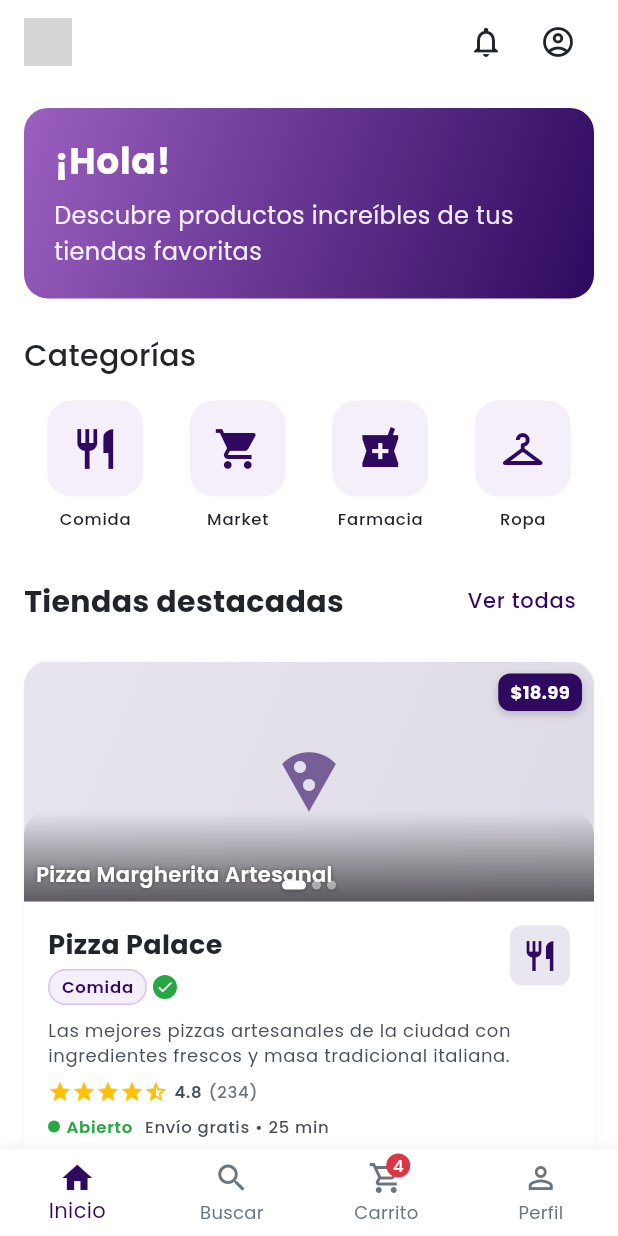
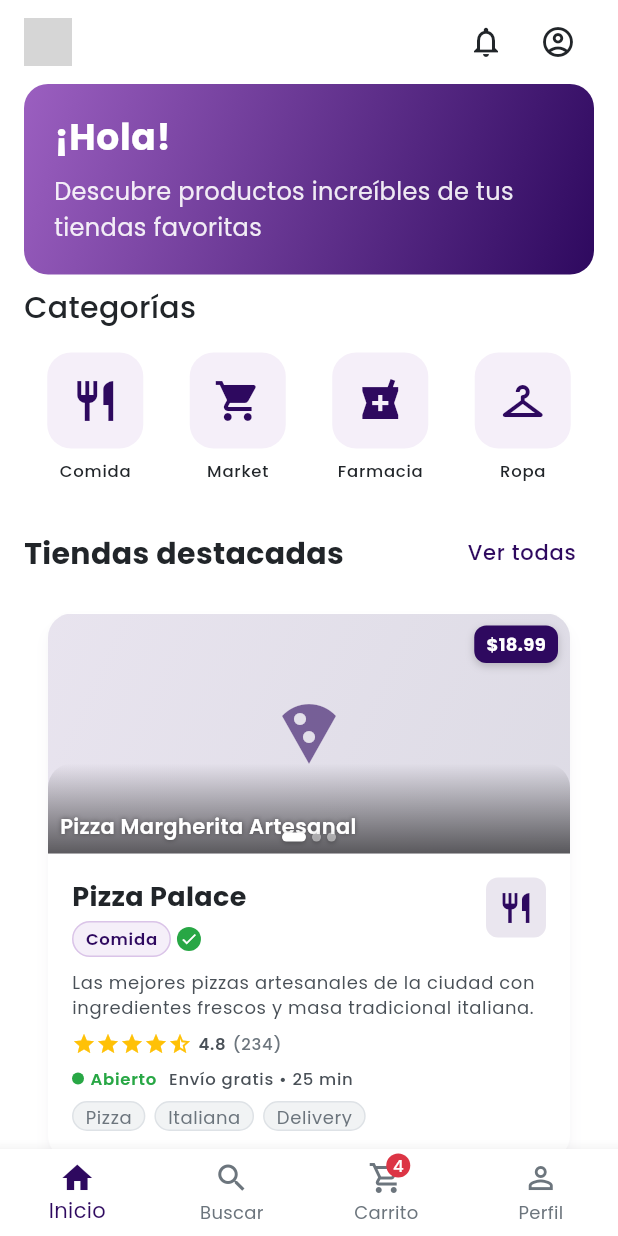
Before and after one commit to OriD-19/vendly_customers, a Flutter app: the HomeScreen screen opened by its route, on a phone screen of 412 x 824 dp. Run offline on Flutter 3.47's test engine with Material 3 defaults, Android fonts, the phone set to English and light mode, and no system bars; our stand-ins replace flutter_riverpod, flutter_svg, go_router, google_fonts; network calls fail; grey boxes are pictures that could not be loaded.

Commit message:
fix: improved layout and look for the application

```diff
--- a/lib/core/router/app_router.dart
+++ b/lib/core/router/app_router.dart
@@ -30,43 +30,33 @@ class AppRouter {
     initialLocation: login,
     debugLogDiagnostics: true,
     onException: (context, state, router) {
-      // Navigate to home as fallback
+      // navigate to home as fallback
       router.go(home);
     },
     routes: [
-      // Authentication Routes
+      // authentication routes
       GoRoute(path: login, builder: (context, state) => const LoginScreen()),
       GoRoute(
         path: register,
         builder: (context, state) => const RegisterScreen(),
       ),
 
-      // Onboarding Route
+      // onboarding route
       GoRoute(
         path: onboarding,
         builder: (context, state) => const OnboardingScreen(),
       ),
 
-      // Debug test route
+      // debug test route
       GoRoute(
         path: '/test',
         builder: (context, state) => Scaffold(
           appBar: AppBar(title: const Text('Test Route')),
-          body: const Center(
-            child: Text('Test route works!'),
-          ),
+          body: const Center(child: Text('Test route works!')),
         ),
       ),
 
-
-
-      // Cart route (outside shell for direct access)
-      GoRoute(
-        path: cart,
-        builder: (context, state) => const CartScreen(),
-      ),
-
-      // Checkout routes
+      // checkout routes
       GoRoute(
         path: '/checkout',
         builder: (context, state) {
@@ -82,7 +72,7 @@ class AppRouter {
         ],
       ),
 
-      // Main App Shell with Bottom Navigation
+      // main app shell with bottom navigation
       ShellRoute(
         builder: (context, state, child) {
           return MainScaffold(child: child);
@@ -97,10 +87,12 @@ class AppRouter {
             path: orders,
             builder: (context, state) => const OrdersScreen(),
           ),
+          // cart route
+          GoRoute(path: cart, builder: (context, state) => const CartScreen()),
         ],
       ),
 
-      // Store Detail Route (outside shell for proper navigation stack)
+      // store detail route (outside shell for proper navigation stack)
       GoRoute(
         name: 'store-detail',
         path: '/store/:storeId',
--- a/lib/features/cart/screens/cart_screen.dart
+++ b/lib/features/cart/screens/cart_screen.dart
@@ -87,7 +87,7 @@ class _CartScreenState extends State<CartScreen> {
         elevation: 0,
         leading: IconButton(
           icon: Icon(
-            Icons.arrow_back_ios,
+            Icons.arrow_back,
             color: AppColors.russianViolet,
           ),
           onPressed: () => context.pop(),
--- a/lib/features/home/home_screen.dart
+++ b/lib/features/home/home_screen.dart
@@ -37,10 +37,7 @@ class HomeScreen extends StatelessWidget {
           crossAxisAlignment: CrossAxisAlignment.start,
           children: [
             // Welcome Section
-            const Padding(
-              padding: EdgeInsets.all(16),
-              child: _WelcomeSection(),
-            ),
+            const _WelcomeSection(),
 
             const SizedBox(height: 8),
 
@@ -136,6 +133,8 @@ class _WelcomeSection extends StatelessWidget {
   @override
   Widget build(BuildContext context) {
     return Container(
+      width: double.infinity,
+      margin: const EdgeInsets.symmetric(horizontal: 16),
       padding: const EdgeInsets.all(20),
       decoration: BoxDecoration(
         gradient: AppColors.primaryGradient,
@@ -217,9 +216,17 @@ class _StoresList extends StatelessWidget {
   Widget build(BuildContext context) {
     final stores = StoreDataService.getAllStores();
 
-    return ListView.builder(
+    return Padding(
+      padding: const EdgeInsets.symmetric(horizontal: 16),
+      child: GridView.builder(
         shrinkWrap: true,
         physics: const NeverScrollableScrollPhysics(),
+        gridDelegate: const SliverGridDelegateWithMaxCrossAxisExtent(
+          maxCrossAxisExtent: 600, // Max width per item
+          mainAxisExtent: 380,
+          crossAxisSpacing: 16,
+          mainAxisSpacing: 16,
+        ),
         itemCount: stores.length,
         itemBuilder: (context, index) {
           return StoreCard(
@@ -231,9 +238,9 @@ class _StoresList extends StatelessWidget {
                 // Try using context.pushNamed with named route
                 context.pushNamed('store-detail', pathParameters: {'storeId': storeId});
               } catch (e) {
-              // Fallback to context.go()
+                // Fallback to context.push()
                 try {
-                context.go(route);
+                  context.push(route);
                 } catch (e2) {
                   ScaffoldMessenger.of(context).showSnackBar(
                     SnackBar(
@@ -246,6 +253,7 @@ class _StoresList extends StatelessWidget {
             },
           );
         },
+      ),
     );
   }
 }
--- a/lib/features/stores/screens/store_detail_screen.dart
+++ b/lib/features/stores/screens/store_detail_screen.dart
@@ -292,7 +292,7 @@ class _FeaturedTab extends StatelessWidget {
               product: product,
               showBestSellerBadge: true,
               onTap: () {
-                context.go('/store/${store.id}/product/${product.id}');
+                context.push('/store/${store.id}/product/${product.id}');
               },
             );
           }),
@@ -341,7 +341,7 @@ class _CatalogueTab extends StatelessWidget {
                   return ProductListItem(
                     product: product,
                     onTap: () {
-                      context.go('/store/${store.id}/product/${product.id}');
+                      context.push('/store/${store.id}/product/${product.id}');
                     },
                   );
                 }),
--- a/lib/features/stores/widgets/store_card.dart
+++ b/lib/features/stores/widgets/store_card.dart
@@ -122,11 +122,14 @@ class StoreCard extends StatelessWidget {
 
                   // Tags
                   if (store.tags.isNotEmpty)
-                    Wrap(
-                      spacing: 6,
-                      runSpacing: 4,
-                      children: store.tags.take(3).map((tag) {
+                    SizedBox(
+                      height: 20,
+                      child: SingleChildScrollView(
+                        scrollDirection: Axis.horizontal,
+                        child: Row(
+                          children: store.tags.map((tag) {
                             return Container(
+                              margin: const EdgeInsets.only(right: 6),
                               padding: const EdgeInsets.symmetric(
                                 horizontal: 8,
                                 vertical: 2,
@@ -147,6 +150,8 @@ class StoreCard extends StatelessWidget {
                               ),
                             );
                           }).toList(),
+                        ),
+                      ),
                     ),
                 ],
               ),
```
Also changed, not shown: lib/shared/main_scaffold.dart (+4 -4 lines). Lines whose indentation alone changed are shown as unchanged.
